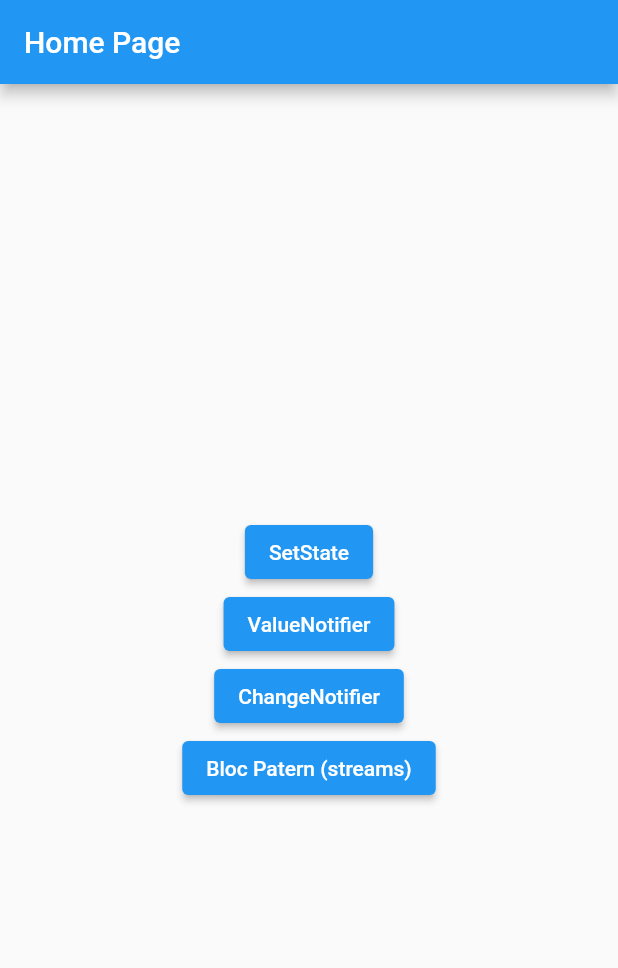
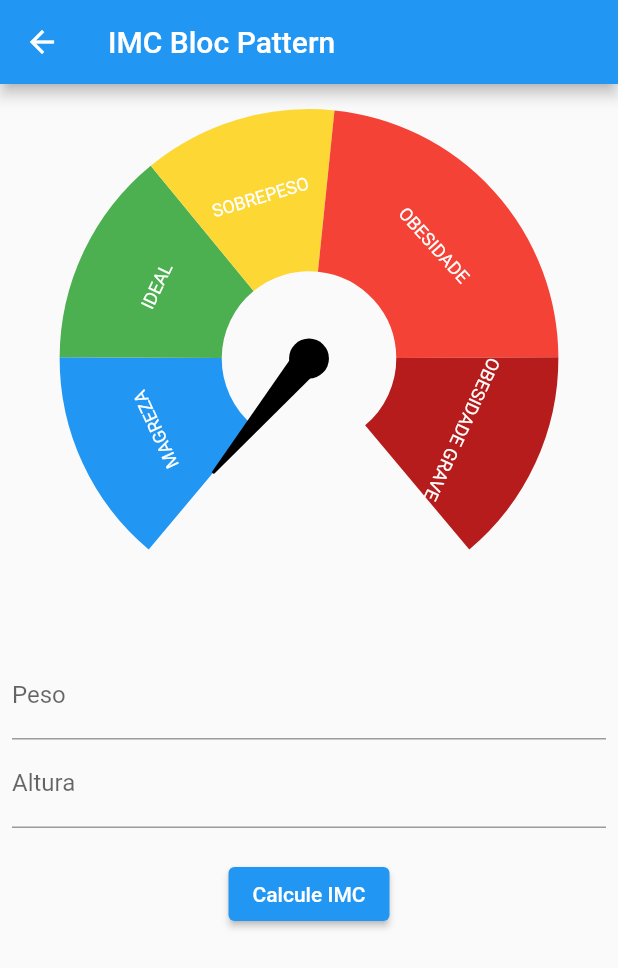
Before and after one commit to VanessaSantos28/imc_app, a Flutter app: the screen it shows after launch, after a tap on "Bloc Patern (streams)", on a phone screen of 412 x 824 dp. Shown: the top 968 px of the screen. Run offline on Flutter 3.47's test engine with Material 2 defaults, Android fonts, the phone set to English and light mode, and no system bars; drawn by our look-alikes of syncfusion_flutter_gauges; our stand-ins replace currency_text_input_formatter.

Commit message:
update app

```diff
--- /dev/null
+++ b/lib/bloc_pattern/imc_bloc_pattern_controller.dart
@@ -0,0 +1,27 @@
+import 'dart:async';
+import 'dart:math';
+
+import 'package:imc_app/bloc_pattern/imc_bloc_pattern_state.dart';
+
+class ImcBlocPatternController {
+  final _imcStreamController = StreamController<ImcState>.broadcast()
+    ..add(ImcState(imc: 0));
+  Stream<ImcState> get imcOut => _imcStreamController.stream;
+  // Sink<ImcState> get imcIn => _imcStreamController.sink; (essa linha de comando tem a mesma função da linha acima)
+
+  Future<void> calcularImc(
+      {required double peso, required double altura}) async {
+    try {
+      _imcStreamController.add(ImcStateLoading());
+      await Future.delayed(Duration(seconds: 1));
+      final imc = peso / pow(altura, 2);
+      _imcStreamController.add(ImcState(imc: imc));
+    } on Exception catch (e) {
+      _imcStreamController.add(ImcStateError(message: "Erro ao calcular imc"));
+    }
+  }
+
+  void dispose() {
+    _imcStreamController.close();
+  }
+}
--- /dev/null
+++ b/lib/bloc_pattern/imc_bloc_pattern_state.dart
@@ -0,0 +1,15 @@
+// ignore_for_file: public_member_api_docs, sort_constructors_first
+class ImcState {
+  final double? imc;
+
+  ImcState({this.imc});
+}
+
+class ImcStateLoading extends ImcState {}
+
+class ImcStateError extends ImcState {
+  String message;
+  ImcStateError({
+    required this.message,
+  });
+}
--- /dev/null
+++ b/lib/bloc_pattern/imc_bloc_plattern.dart
@@ -0,0 +1,130 @@
+import 'dart:math';
+
+import 'package:currency_text_input_formatter/currency_text_input_formatter.dart';
+import 'package:flutter/material.dart';
+import 'package:imc_app/bloc_pattern/imc_bloc_pattern_controller.dart';
+import 'package:imc_app/bloc_pattern/imc_bloc_pattern_state.dart';
+import 'package:intl/intl.dart';
+
+import '../widgets/imc_gauge.dart';
+
+class ImcBlocPlattern extends StatefulWidget {
+  const ImcBlocPlattern({Key? key}) : super(key: key);
+
+  @override
+  State<ImcBlocPlattern> createState() => _ImcBlocPlatternState();
+}
+
+class _ImcBlocPlatternState extends State<ImcBlocPlattern> {
+  final controller = ImcBlocPatternController();
+  final pesoEC = TextEditingController();
+  final alturaEC = TextEditingController();
+  var imc = 0.0;
+  var formkey = GlobalKey<FormState>();
+
+  @override
+  void dispose() {
+    pesoEC.dispose();
+    alturaEC.dispose();
+    controller.dispose();
+    super.dispose();
+  }
+
+  @override
+  Widget build(BuildContext context) {
+    return Scaffold(
+      appBar: AppBar(
+        title: const Text('IMC Bloc Pattern'),
+      ),
+      body: SingleChildScrollView(
+        child: Form(
+          key: formkey,
+          child: Padding(
+            padding: const EdgeInsets.all(8.0),
+            child: Column(
+              children: [
+                StreamBuilder<ImcState>(
+                    stream: controller.imcOut,
+                    builder: (context, snapshot) {
+                      var imc = snapshot.data?.imc ?? 0;
+                      return ImcGauge(
+                        imc: imc,
+                      );
+                    }),
+                SizedBox(
+                  height: 20,
+                ),
+                StreamBuilder<ImcState>(
+                    stream: controller.imcOut,
+                    builder: (context, snapshot) {
+                      final dataValue = snapshot.data;
+                      if (dataValue is ImcStateLoading) {
+                        return Center(
+                          child: CircularProgressIndicator(),
+                        );
+                      }
+                      if (dataValue is ImcStateError) {
+                        return Text(dataValue.message);
+                      }
+                      return SizedBox.shrink();
+                    }),
+                TextFormField(
+                  controller: pesoEC,
+                  keyboardType: TextInputType.number,
+                  decoration: InputDecoration(labelText: "Peso"),
+                  inputFormatters: [
+                    CurrencyTextInputFormatter(
+                        locale: "pt_BR",
+                        symbol: "",
+                        turnOffGrouping: true,
+                        decimalDigits: 2),
+                  ],
+                  validator: (String? value) {
+                    if (value == null || value.isEmpty) {
+                      return "Campo obrigatório";
+                    }
+                  },
+                ),
+                TextFormField(
+                  controller: alturaEC,
+                  keyboardType: TextInputType.number,
+                  decoration: InputDecoration(labelText: "Altura"),
+                  inputFormatters: [
+                    CurrencyTextInputFormatter(
+                        locale: "pt_BR",
+                        symbol: "",
+                        turnOffGrouping: true,
+                        decimalDigits: 2),
+                  ],
+                  validator: (String? value) {
+                    if (value == null || value.isEmpty) {
+                      return "Campo obrigatório";
+                    }
+                  },
+                ),
+                SizedBox(
+                  height: 20,
+                ),
+                ElevatedButton(
+                    onPressed: () {
+                      var formValid = formkey.currentState?.validate() ?? false;
+                      if (formValid) {
+                        var formatter = NumberFormat.simpleCurrency(
+                          locale: "pt_BR",
+                          decimalDigits: 2,
+                        );
+                        double peso = formatter.parse(pesoEC.text) as double;
+                        double altura =
+                            formatter.parse(alturaEC.text) as double;
+                        controller.calcularImc(peso: peso, altura: altura);
+                      }
+                    },
+                    child: Text("Calcule IMC"))
+              ],
+            ),
+          ),
+        ),
+      ),
+    );
+  }
+}
--- /dev/null
+++ b/lib/change_notifier/imc_change_notifier_controller.dart
@@ -0,0 +1,15 @@
+import 'dart:math';
+import 'package:flutter/material.dart';
+
+class ImcChangeNotifierController extends ChangeNotifier {
+  var imc = 0.0;
+
+  Future<void> calculoIMC(
+      {required double peso, required double altura}) async {
+    imc = 0;
+    notifyListeners();
+    await Future.delayed(Duration(seconds: 1));
+    imc = peso / pow(altura, 2);
+    notifyListeners();
+  }
+}
--- a/lib/home_page.dart
+++ b/lib/home_page.dart
@@ -1,5 +1,8 @@
 import 'package:flutter/material.dart';
+import 'package:imc_app/bloc_pattern/imc_bloc_plattern.dart';
+import 'package:imc_app/change_notifier/imc_change_notifier_page.dart';
 import 'package:imc_app/setState/imc_setstate_page.dart';
+import 'package:imc_app/value_notifier/value_notifier_page.dart';
 
 class HomePage extends StatelessWidget {
   const HomePage({Key? key}) : super(key: key);
@@ -23,10 +26,15 @@ class HomePage extends StatelessWidget {
             ElevatedButton(
                 onPressed: () => _goToPage(context, ImcSetstatePage()),
                 child: Text("SetState")),
-            ElevatedButton(onPressed: () {}, child: Text("ValueNotifier")),
-            ElevatedButton(onPressed: () {}, child: Text("ChangeNotifier")),
             ElevatedButton(
-                onPressed: () {}, child: Text("Bloc Patern (streams)")),
+                onPressed: () => _goToPage(context, ValueNotifierPage()),
+                child: Text("ValueNotifier")),
+            ElevatedButton(
+                onPressed: () => _goToPage(context, ImcChangeNotifierPage()),
+                child: Text("ChangeNotifier")),
+            ElevatedButton(
+                onPressed: () => _goToPage(context, ImcBlocPlattern()),
+                child: Text("Bloc Patern (streams)")),
           ],
         ),
       ),
--- a/lib/setState/imc_setstate_page.dart
+++ b/lib/setState/imc_setstate_page.dart
@@ -16,18 +16,14 @@ class ImcSetstatePage extends StatefulWidget {
 class _ImcSetstatePageState extends State<ImcSetstatePage> {
   final pesoEC = TextEditingController();
   final alturaEC = TextEditingController();
-  var imc = 0.0;
+  var imc = ValueNotifier(0.0);
   var formkey = GlobalKey<FormState>();
 
   Future<void> _calculoimc(
       {required double peso, required double altura}) async {
-    setState(() {
-      imc = 0;
-    });
+    imc.value = 0;
     await Future.delayed(Duration(seconds: 1));
-    setState(() {
-      imc = peso / pow(altura, 2);
-    });
+    imc.value = peso / pow(altura, 2);
   }
 
   @override
@@ -50,9 +46,11 @@ class _ImcSetstatePageState extends State<ImcSetstatePage> {
             padding: const EdgeInsets.all(8.0),
             child: Column(
               children: [
-                ImcGauge(
-                  imc: imc,
-                ),
+                ValueListenableBuilder<double>(
+                    valueListenable: imc,
+                    builder: (_, imcValue, __) {
+                      return ImcGauge(imc: imcValue);
+                    }),
                 SizedBox(
                   height: 20,
                 ),
```
Also changed, not shown: lib/change_notifier/imc_change_notifier_page.dart (added, +112 -0 lines), lib/value_notifier/value_notifier_page.dart (added, +118 -0 lines).
